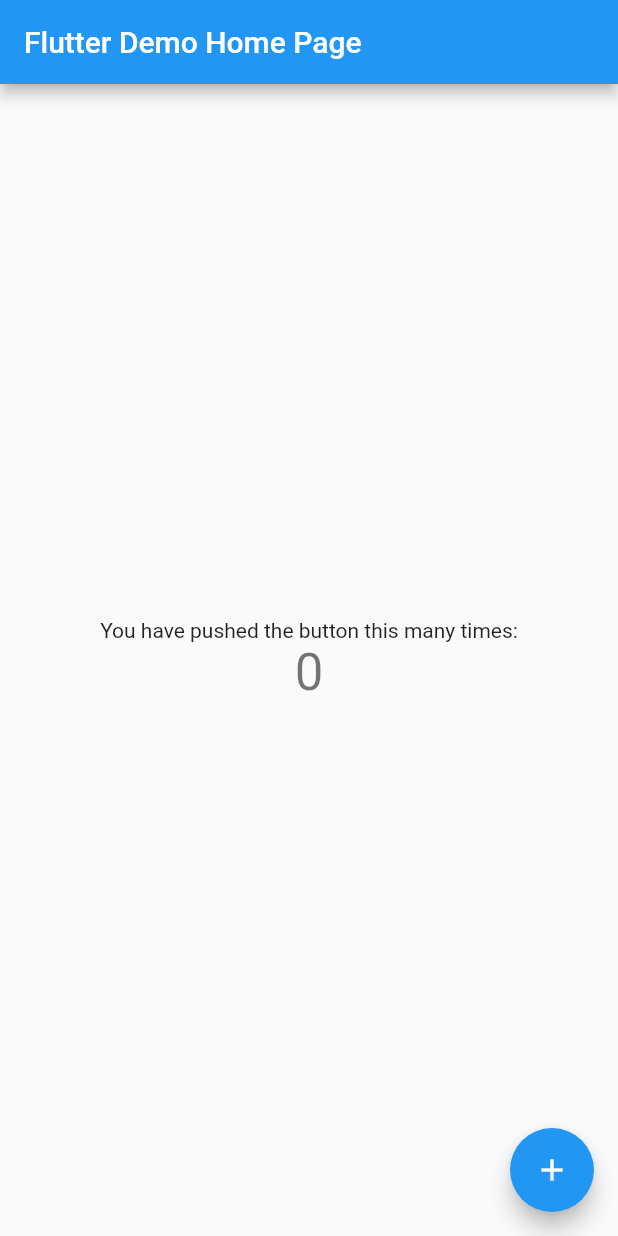
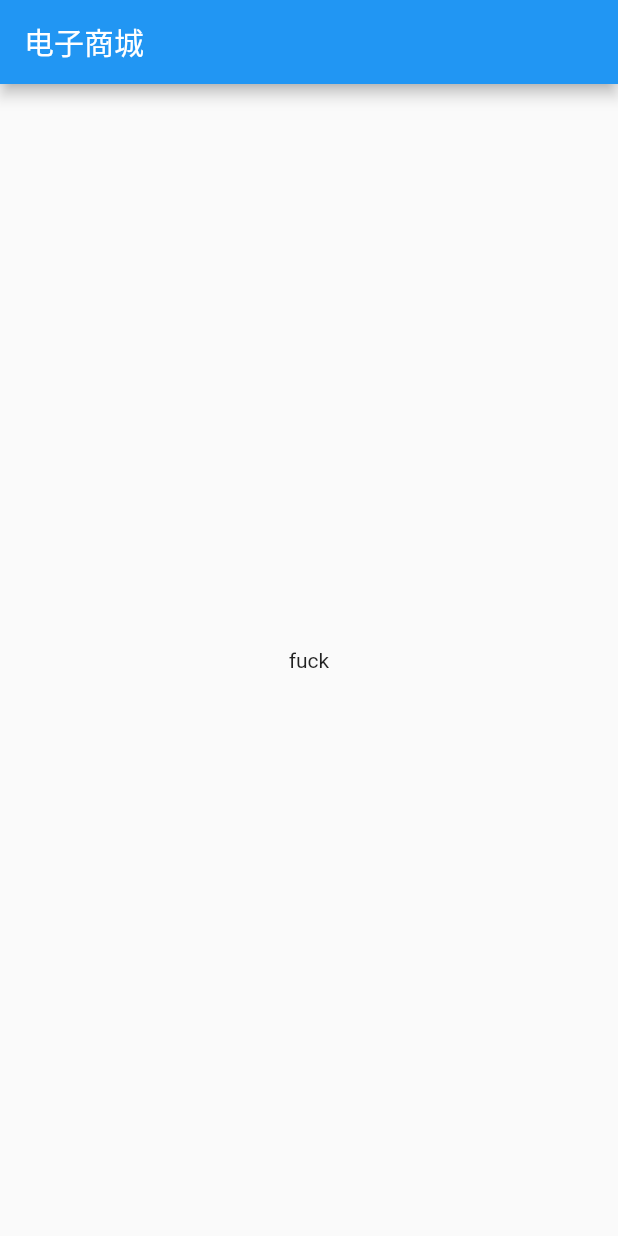
Before and after one commit to lausen34/flutter_shop, a Flutter app: the screen it shows after launch, on a phone screen of 412 x 824 dp. Run offline on Flutter 3.47's test engine with Material 2 defaults, Android fonts, the phone set to English and light mode, and no system bars.

Commit message:
重写了首页

```diff
--- a/flutter_shop/lib/main.dart
+++ b/flutter_shop/lib/main.dart
@@ -1,105 +1,21 @@
 import 'package:flutter/material.dart';
-
-void main() {
-  runApp(MyApp());
+void main(){
+  return runApp(myApp());
 }
 
-class MyApp extends StatelessWidget {
-  // This widget is the root of your application.
+class myApp extends StatelessWidget {
   @override
   Widget build(BuildContext context) {
     return MaterialApp(
-      title: 'Flutter Demo',
-      theme: ThemeData(
-        primarySwatch: Colors.blue,
-        visualDensity: VisualDensity.adaptivePlatformDensity,
+      title: "电子商城",
+      home: Scaffold(
+        appBar: AppBar(title: Text("电子商城",),),
+        body: Container(
+          child: Center(
+            child: Text("fuck"),
+          ),
+        ),
       ),
-      home: MyHomePage(title: 'Flutter Demo Home Page'),
     );
   }
 }
-
-class MyHomePage extends StatefulWidget {
-  MyHomePage({Key key, this.title}) : super(key: key);
-
-  // This widget is the home page of your application. It is stateful, meaning
-  // that it has a State object (defined below) that contains fields that affect
-  // how it looks.
-
-  // This class is the configuration for the state. It holds the values (in this
-  // case the title) provided by the parent (in this case the App widget) and
-  // used by the build method of the State. Fields in a Widget subclass are
-  // always marked "final".
-
-  final String title;
-
-  @override
-  _MyHomePageState createState() => _MyHomePageState();
-}
-
-class _MyHomePageState extends State<MyHomePage> {
-  int _counter = 0;
-
-  void _incrementCounter() {
-    setState(() {
-      // This call to setState tells the Flutter framework that something has
-      // changed in this State, which causes it to rerun the build method below
-      // so that the display can reflect the updated values. If we changed
-      // _counter without calling setState(), then the build method would not be
-      // called again, and so nothing would appear to happen.
-      _counter++;
-    });
-  }
-
-  @override
-  Widget build(BuildContext context) {
-    // This method is rerun every time setState is called, for instance as done
-    // by the _incrementCounter method above.
-    //
-    // The Flutter framework has been optimized to make rerunning build methods
-    // fast, so that you can just rebuild anything that needs updating rather
-    // than having to individually change instances of widgets.
-    return Scaffold(
-      appBar: AppBar(
-        // Here we take the value from the MyHomePage object that was created by
-        // the App.build method, and use it to set our appbar title.
-        title: Text(widget.title),
-      ),
-      body: Center(
-        // Center is a layout widget. It takes a single child and positions it
-        // in the middle of the parent.
-        child: Column(
-          // Column is also a layout widget. It takes a list of children and
-          // arranges them vertically. By default, it sizes itself to fit its
-          // children horizontally, and tries to be as tall as its parent.
-          //
-          // Invoke "debug painting" (press "p" in the console, choose the
-          // "Toggle Debug Paint" action from the Flutter Inspector in Android
-          // Studio, or the "Toggle Debug Paint" command in Visual Studio Code)
-          // to see the wireframe for each widget.
-          //
-          // Column has various properties to control how it sizes itself and
-          // how it positions its children. Here we use mainAxisAlignment to
-          // center the children vertically; the main axis here is the vertical
-          // axis because Columns are vertical (the cross axis would be
-          // horizontal).
-          mainAxisAlignment: MainAxisAlignment.center,
-          children: <Widget>[
-            Text(
-              'You have pushed the button this many times:',
-            ),
-            Text(
-              '$_counter',
-              style: Theme.of(context).textTheme.headline4,
-            ),
-          ],
-        ),
-      ),
-      floatingActionButton: FloatingActionButton(
-        onPressed: _incrementCounter,
-        tooltip: 'Increment',
-        child: Icon(Icons.add),
-      ), // This trailing comma makes auto-formatting nicer for build methods.
-    );
-  }
-}
```
